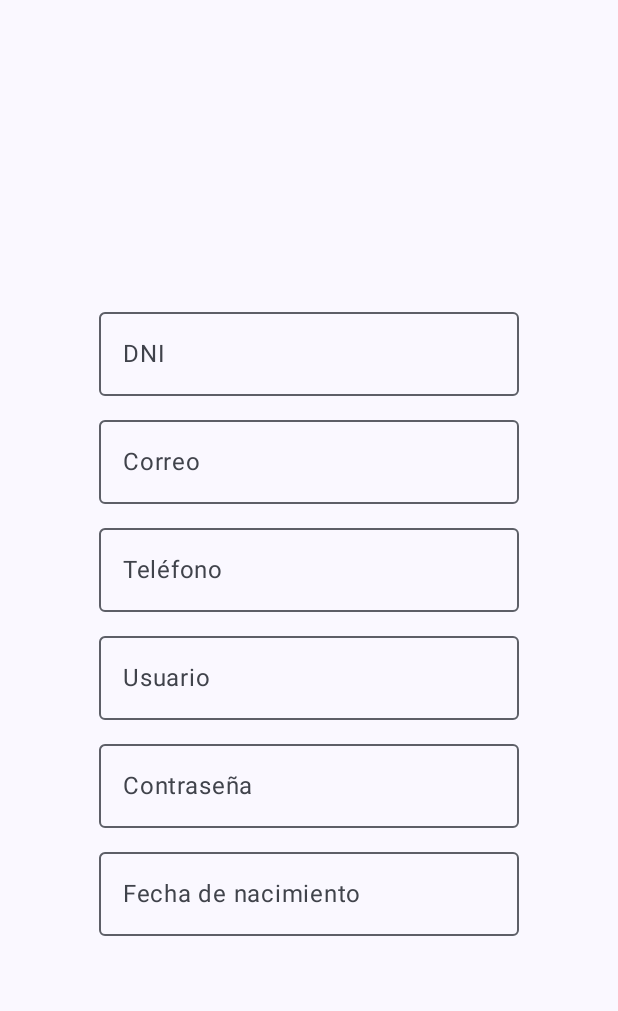
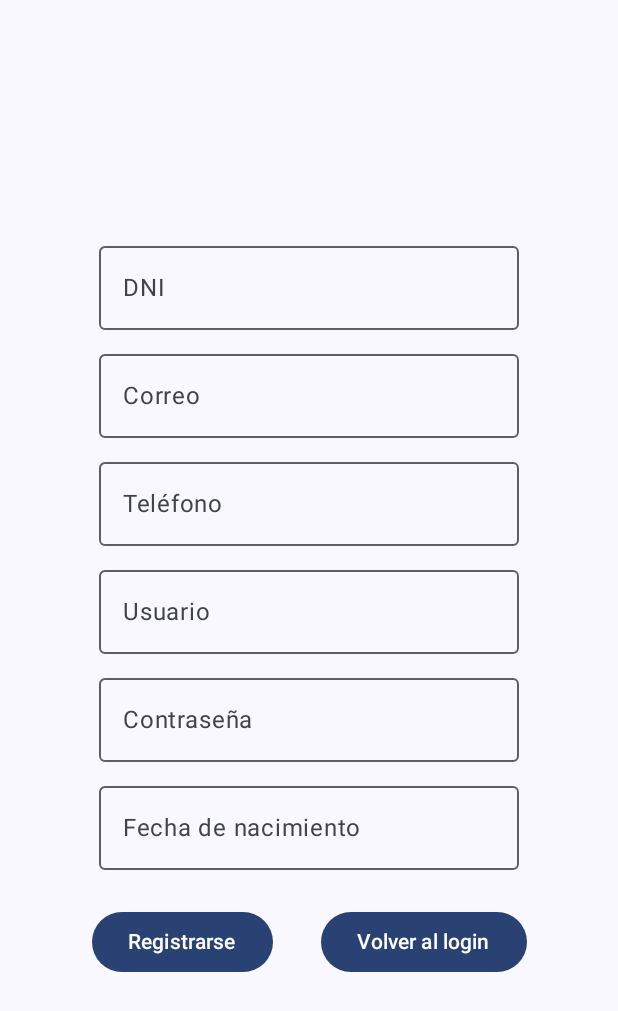
Before and after one commit to marcosfa00/RENTWISE_CONTOL, an Android app built with Jetpack Compose: the screen it shows after launch (MainActivity), after a tap on "Sign Up", on a phone screen of 412 x 824 dp. Shown: the top 1011 px of the screen. Run offline under Robolectric (Android 15) with nearby library versions, the phone set to English and light mode, and no system bars.

Commit message:
First user Interface  IT WORKS

```diff
--- a/app/src/main/java/com/rentwise/project/ui/theme/UI_Register.kt
+++ b/app/src/main/java/com/rentwise/project/ui/theme/UI_Register.kt
@@ -86,6 +86,10 @@ fun MyForm() {
             readOnly = true // Para propósitos de visualización, podrías abrir un diálogo de selección de fecha al hacer clic
         )
 
+        Row {
+            SignUpButton()
+            BackToLogIn()
+        }
         // Agregar un botón u otros elementos de UI para el envío del formulario o la selección de fecha
     }
 }
@@ -98,7 +102,7 @@ fun SignUpButton() {
             // Acción al presionar el botón de registro
 
         },
-        modifier = Modifier.padding(top = 8.dp)
+        modifier = Modifier.padding(16.dp)
     ) {
         Text(text = "Registrarse")
     }
@@ -109,9 +113,10 @@ fun BackToLogIn(){
     Button(
         onClick = {
             // Acción al presionar el botón de registro
+                  DataClass.currentState.value = DataClass.AppState.LOGIN
 
         },
-        modifier = Modifier.padding(top = 8.dp)
+        modifier = Modifier.padding(16.dp)
     ) {
         Text(text = "Volver al login")
     }
```
